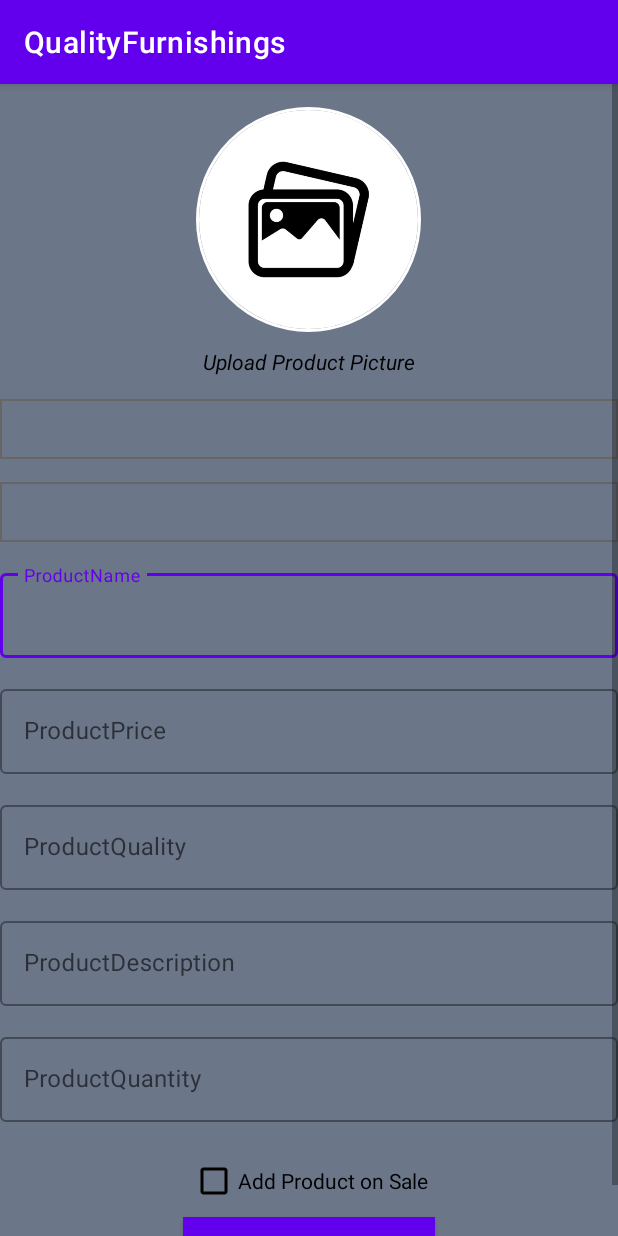
After one commit to HimanshBatra/QualityFurnishings, an Android app: the AdminAddProducts screen opened directly, with no data from a screen before it, on a phone screen of 412 x 824 dp. The commit adds this screen. Run offline under Robolectric (Android 15) with nearby library versions, the phone set to English and light mode, and no system bars; our stand-ins replace CircleImageView, Firebase (no records; nobody signed in at launch, a user with empty details on screens opened directly).

Commit message:
Firebase database and storage integration

```diff
--- a/app/build.gradle
+++ b/app/build.gradle
@@ -1,5 +1,6 @@
 plugins {
     id 'com.android.application'
+    id 'com.google.gms.google-services'
 }
 
 android {
@@ -34,7 +35,10 @@ dependencies {
     implementation 'com.google.android.material:material:1.3.0'
     implementation 'androidx.constraintlayout:constraintlayout:2.0.4'
     implementation 'androidx.legacy:legacy-support-v4:1.0.0'
+    implementation 'com.google.firebase:firebase-database:20.0.0'
+    implementation 'com.google.firebase:firebase-storage:20.0.0'
     testImplementation 'junit:junit:4.+'
     androidTestImplementation 'androidx.test.ext:junit:1.1.2'
     androidTestImplementation 'androidx.test.espresso:espresso-core:3.3.0'
+    implementation 'de.hdodenhof:circleimageview:3.1.0'
 }
--- /dev/null
+++ b/app/src/main/java/com/example/qualityfurnishings/AdminAddProducts.java
@@ -0,0 +1,204 @@
+package com.example.qualityfurnishings;
+
+import androidx.annotation.NonNull;
+import androidx.annotation.Nullable;
+import androidx.appcompat.app.AppCompatActivity;
+import androidx.core.app.ActivityCompat;
+import androidx.core.content.ContextCompat;
+
+import android.Manifest;
+import android.content.Context;
+import android.content.Intent;
+import android.content.pm.PackageManager;
+import android.graphics.Bitmap;
+import android.graphics.BitmapFactory;
+import android.net.Uri;
+import android.os.Bundle;
+import android.provider.MediaStore;
+import android.text.Editable;
+import android.text.TextUtils;
+import android.util.Log;
+import android.view.View;
+import android.widget.Button;
+import android.widget.CheckBox;
+import android.widget.EditText;
+import android.widget.ImageView;
+import android.widget.Spinner;
+import android.widget.TextView;
+import android.widget.Toast;
+
+import com.google.android.gms.tasks.OnFailureListener;
+import com.google.android.gms.tasks.OnSuccessListener;
+import com.google.firebase.database.DatabaseReference;
+import com.google.firebase.database.FirebaseDatabase;
+import com.google.firebase.storage.FirebaseStorage;
+import com.google.firebase.storage.StorageReference;
+import com.google.firebase.storage.UploadTask;
+
+import java.io.FileNotFoundException;
+import java.io.InputStream;
+import java.net.URI;
+import java.util.HashMap;
+import java.util.Map;
+
+public class AdminAddProducts extends AppCompatActivity {
+
+    Spinner ProductCategory,SubCategory;
+    EditText ProductName,ProductPrice,ProductDescription,ProductQuantity,ProductQuality;
+    String imageValue;
+    Button addProduct;
+    ImageView imageView;
+    TextView selectImg;
+    CheckBox sale;
+    boolean Liquidation;
+    private int Rqststorage=1;
+    private int Rqstfile=2;
+    private Uri uri;
+    //private String uriPath;
+    private Intent intentData;
+    FirebaseStorage storage = FirebaseStorage.getInstance();
+    StorageReference storageRef = storage.getReference();
+
+    @Override
+    protected void onCreate(Bundle savedInstanceState) {
+        super.onCreate(savedInstanceState);
+        setContentView(R.layout.activity_admin_add_products);
+        imageView = (ImageView)findViewById(R.id.imgview);
+        selectImg = (TextView) findViewById(R.id.picUpload);
+        ProductName = (EditText) findViewById(R.id.ProductName);
+        ProductPrice = (EditText) findViewById(R.id.ProductPrice);
+        ProductDescription = (EditText) findViewById(R.id.ProductDescription);
+        ProductQuantity = (EditText) findViewById(R.id.ProducQuantity);
+        ProductQuality = (EditText) findViewById(R.id.ProductQuality);
+        sale = (CheckBox) findViewById(R.id.sale);
+
+
+
+        addProduct = (Button) findViewById(R.id.btAddProduct);
+        selectImg.setOnClickListener(new View.OnClickListener() {
+            @Override
+            public void onClick(View v) {
+                if(ContextCompat.checkSelfPermission(getApplicationContext(), Manifest.permission.READ_EXTERNAL_STORAGE)
+                        != PackageManager.PERMISSION_GRANTED){
+
+                    ActivityCompat.requestPermissions(AdminAddProducts.this,new String[]{Manifest.permission.READ_EXTERNAL_STORAGE},Rqststorage);
+                }
+                else {
+                    selectImage();
+                }
+
+            }
+        });
+
+
+        addProduct.setOnClickListener(new View.OnClickListener() {
+            @Override
+            public void onClick(View v) {
+                final String stPrice = ProductPrice.getText().toString();
+                final int a = Integer.parseInt(stPrice);
+                if (TextUtils.isEmpty(ProductName.getText().toString())) {
+                    Toast.makeText(getApplicationContext(), "Please Enter Product Name", Toast.LENGTH_SHORT).show();
+                }
+                else if(TextUtils.isEmpty(ProductPrice.getText().toString())){
+                    Toast.makeText(getApplicationContext(), "Please Enter Product Price", Toast.LENGTH_SHORT).show();
+                }
+                else if(TextUtils.isEmpty(ProductDescription.getText().toString())){
+                    Toast.makeText(getApplicationContext(), "Please Enter Product Description", Toast.LENGTH_SHORT).show();
+                }
+                else if(TextUtils.isEmpty(ProductQuality.getText().toString())){
+                    Toast.makeText(getApplicationContext(), "Please Enter Product Quality", Toast.LENGTH_SHORT).show();
+                }
+                else if(TextUtils.isEmpty(ProductQuantity.getText().toString())){
+                    Toast.makeText(getApplicationContext(), "Please Enter Product Quantity", Toast.LENGTH_SHORT).show();
+                }
+                else if(TextUtils.isEmpty(imageValue)){
+                    Toast.makeText(getApplicationContext(), "Please upload the image of the product", Toast.LENGTH_SHORT).show();
+                }
+                else {
+                    if (sale.isChecked()){
+                         Liquidation = true;
+                    }
+                    else{
+                         Liquidation = false;
+                    }
+                    DatabaseReference database = FirebaseDatabase.getInstance().getReference();
+                    Map<String, Object> furnitureProduct = new HashMap<>();
+                    furnitureProduct.put("name", ProductName.getText().toString());
+                    furnitureProduct.put("image", imageValue);
+                    furnitureProduct.put("price", a);
+                    furnitureProduct.put("quality", ProductQuality.getText().toString());
+                    furnitureProduct.put("quantity", ProductQuantity.getText().toString());
+                    furnitureProduct.put("description",ProductDescription.getText().toString());
+                    furnitureProduct.put("sale",Liquidation);
+
+
+                    // CREATE Product
+                    DatabaseReference db_ref = database.child("FurnitureCategory").child("BedRoom").child("Chair").push(); // new key is created
+                    db_ref.setValue(furnitureProduct);
+                    Toast.makeText(getApplicationContext(), "Product Added Successfully", Toast.LENGTH_SHORT).show();
+                }
+            }
+        });
+    }
+
+    private void selectImage() {
+
+        Intent intent = new Intent(Intent.ACTION_PICK, MediaStore.Images.Media.INTERNAL_CONTENT_URI);
+        startActivityForResult(intent,Rqstfile);
+    }
+
+    @Override
+    protected void onActivityResult(int requestCode, int resultCode, @Nullable Intent data) {
+        super.onActivityResult(requestCode, resultCode, data);
+        if(requestCode == Rqstfile && resultCode ==RESULT_OK){
+            if(data != null){
+                uri = data.getData();
+                intentData = data;
+
+                try {
+                    InputStream inputStream = getContentResolver().openInputStream(uri);
+                    Bitmap bitmap = BitmapFactory.decodeStream(inputStream);
+                    imageView.setImageBitmap(bitmap);
+                } catch (FileNotFoundException e) {
+                    e.printStackTrace();
+                }
+
+
+                // SEND IMAGE TO FIREBASE STORAGE
+
+                final StorageReference riversRef = storageRef.child("images/"+ProductName.getText().toString()+".jpg");
+
+                riversRef.putFile(uri)
+                        .addOnSuccessListener(new OnSuccessListener<UploadTask.TaskSnapshot>() {
+                            @Override
+                            public void onSuccess(UploadTask.TaskSnapshot taskSnapshot) {
+                                //Get a URL to the uploaded content
+                                //Uri downloadUrl = taskSnapshot.getDownloadURL();
+                                riversRef.getDownloadUrl().addOnSuccessListener(new OnSuccessListener<Uri>() {
+                                    @Override
+                                    public void onSuccess(Uri uri) {
+                                        final Uri downloadUrl = uri;
+                                        imageValue=uri.toString();
+
+
+
+                                    }
+                                });
+                            }
+                        })
+                        .addOnFailureListener(new OnFailureListener() {
+                            @Override
+                            public void onFailure(@NonNull Exception exception) {
+                                // Handle unsuccessful uploads
+                                // ...
+                            }
+                        });
+
+
+
+
+            }
+
+        }
+    }
+}
--- /dev/null
+++ b/app/src/main/res/drawable/ic_baseline_add_24.xml
@@ -0,0 +1,5 @@
+<vector android:height="24dp" android:tint="#FFFFFF"
+    android:viewportHeight="24" android:viewportWidth="24"
+    android:width="24dp" xmlns:android="http://schemas.android.com/apk/res/android">
+    <path android:fillColor="@android:color/white" android:pathData="M19,13h-6v6h-2v-6H5v-2h6V5h2v6h6V13z"/>
+</vector>
--- /dev/null
+++ b/app/src/main/res/drawable/spinnerbg.xml
@@ -0,0 +1,21 @@
+<?xml version="1.0" encoding="utf-8"?>
+
+<selector xmlns:android="http://schemas.android.com/apk/res/android">
+
+    <item><layer-list>
+
+        <item><shape>
+
+
+            <stroke android:width="1dp" android:color="#686665" />
+
+            <padding android:bottom="3dp" android:left="3dp" android:right="3dp" android:top="3dp" />
+
+        </shape></item>
+
+
+
+    </layer-list></item>
+
+
+</selector>
--- /dev/null
+++ b/app/src/main/res/layout/activity_admin_add_products.xml
@@ -0,0 +1,147 @@
+<?xml version="1.0" encoding="utf-8"?>
+<ScrollView
+    xmlns:android="http://schemas.android.com/apk/res/android"
+    xmlns:app="http://schemas.android.com/apk/res-auto"
+    xmlns:tools="http://schemas.android.com/tools"
+    android:layout_width="match_parent"
+    android:layout_height="match_parent"
+    android:id="@+id/scrollView">
+
+    <LinearLayout
+    android:layout_width="match_parent"
+    android:layout_height="match_parent"
+    android:background="#6C7689"
+        android:orientation="vertical"
+    tools:context=".AdminAddProducts">
+
+        <de.hdodenhof.circleimageview.CircleImageView
+            android:id="@+id/imgview"
+            android:layout_width="150dp"
+            android:layout_height="150dp"
+            android:layout_gravity="center"
+            android:src="@drawable/image"
+            android:layout_marginTop="15dp"
+            app:civ_border_width="2dp"
+            app:civ_border_color="#FFFFFF"/>
+
+
+        <TextView
+            android:id="@+id/picUpload"
+            android:layout_width="wrap_content"
+            android:layout_height="wrap_content"
+            android:layout_gravity="center"
+            android:layout_marginTop="10dp"
+            android:textColor="#000000"
+            android:textStyle="italic"
+            android:text="Upload Product Picture"/>
+
+
+        <Spinner
+                android:id="@+id/ProductCategory"
+                android:layout_width="match_parent"
+                android:layout_height="40dp"
+                android:layout_marginTop="15dp"
+                android:background="@drawable/spinnerbg" />
+
+            <Spinner
+                android:id="@+id/ProductsubCategory"
+                android:layout_width="match_parent"
+                android:layout_height="40dp"
+                android:layout_marginTop="15dp"
+                android:background="@drawable/spinnerbg" />
+
+            <com.google.android.material.textfield.TextInputLayout
+                style="@style/Widget.MaterialComponents.TextInputLayout.OutlinedBox"
+                android:layout_width="match_parent"
+                android:layout_height="wrap_content"
+                android:layout_marginTop="15dp"
+                android:hint="ProductName">
+
+                <com.google.android.material.textfield.TextInputEditText
+                    android:id="@+id/ProductName"
+                    android:layout_width="match_parent"
+                    android:layout_height="wrap_content"
+                    android:inputType="text" />
+
+            </com.google.android.material.textfield.TextInputLayout>
+
+            <com.google.android.material.textfield.TextInputLayout
+                style="@style/Widget.MaterialComponents.TextInputLayout.OutlinedBox"
+                android:layout_width="match_parent"
+                android:layout_height="wrap_content"
+                android:layout_marginTop="15dp"
+                android:hint="ProductPrice">
+
+                <com.google.android.material.textfield.TextInputEditText
+                    android:id="@+id/ProductPrice"
+                    android:layout_width="match_parent"
+                    android:layout_height="wrap_content"
+                    android:inputType="numberDecimal" />
+
+            </com.google.android.material.textfield.TextInputLayout>
+
+            <com.google.android.material.textfield.TextInputLayout
+                style="@style/Widget.MaterialComponents.TextInputLayout.OutlinedBox"
+                android:layout_width="match_parent"
+                android:layout_height="wrap_content"
+                android:layout_marginTop="15dp"
+                android:hint="ProductQuality">
+
+                <com.google.android.material.textfield.TextInputEditText
+                    android:id="@+id/ProductQuality"
+                    android:layout_width="match_parent"
+                    android:layout_height="wrap_content"
+                    android:inputType="text" />
+
+            </com.google.android.material.textfield.TextInputLayout>
+
+            <com.google.android.material.textfield.TextInputLayout
+                style="@style/Widget.MaterialComponents.TextInputLayout.OutlinedBox"
+                android:layout_width="match_parent"
+                android:layout_height="wrap_content"
+                android:layout_marginTop="15dp"
+                android:hint="ProductDescription">
+
+                <com.google.android.material.textfield.TextInputEditText
+                    android:id="@+id/ProductDescription"
+                    android:layout_width="match_parent"
+                    android:layout_height="wrap_content"
+                    android:inputType="textMultiLine" />
+
+            </com.google.android.material.textfield.TextInputLayout>
+
+        <com.google.android.material.textfield.TextInputLayout
+            style="@style/Widget.MaterialComponents.TextInputLayout.OutlinedBox"
+            android:layout_width="match_parent"
+            android:layout_height="wrap_content"
+            android:layout_marginTop="15dp"
+            android:hint="ProductQuantity">
+
+            <com.google.android.material.textfield.TextInputEditText
+                android:id="@+id/ProducQuantity"
+                android:layout_width="match_parent"
+                android:layout_height="wrap_content"
+                android:inputType="numberDecimal" />
+
+        </com.google.android.material.textfield.TextInputLayout>
+            <CheckBox
+                android:id="@+id/sale"
+                android:layout_width="wrap_content"
+                android:layout_height="wrap_content"
+                android:layout_gravity="center_horizontal"
+                android:layout_marginTop="15dp"
+                android:buttonTint="#000000"
+                android:text="Add Product on Sale" />
+
+            <Button
+                android:id="@+id/btAddProduct"
+                style="@style/Widget.MaterialComponents.Button.Icon"
+                android:layout_width="wrap_content"
+                android:layout_height="wrap_content"
+                android:layout_gravity="center_horizontal"
+                android:background="#1F2633"
+                android:text="Add Product"
+                app:icon="@drawable/ic_baseline_add_24" />
+
+</LinearLayout>
+</ScrollView>
--- a/build.gradle
+++ b/build.gradle
@@ -6,6 +6,7 @@ buildscript {
     }
     dependencies {
         classpath "com.android.tools.build:gradle:4.1.2"
+        classpath 'com.google.gms:google-services:4.3.8'
 
         // NOTE: Do not place your application dependencies here; they belong
         // in the individual module build.gradle files
```
Also changed, not shown: app/src/main/AndroidManifest.xml (+7 -1 lines), app/src/main/java/com/example/qualityfurnishings/AdminHomeFragment.java (+8 -0 lines), app/src/main/res/drawable/ic_baseline_insert_photo_24.xml (added, +10 -0 lines), app/src/main/res/drawable-v24/image.jpg (added), app/src/main/res/drawable/gallery.png (added), app/src/main/res/drawable/image.jpg (added), 1 other file.
